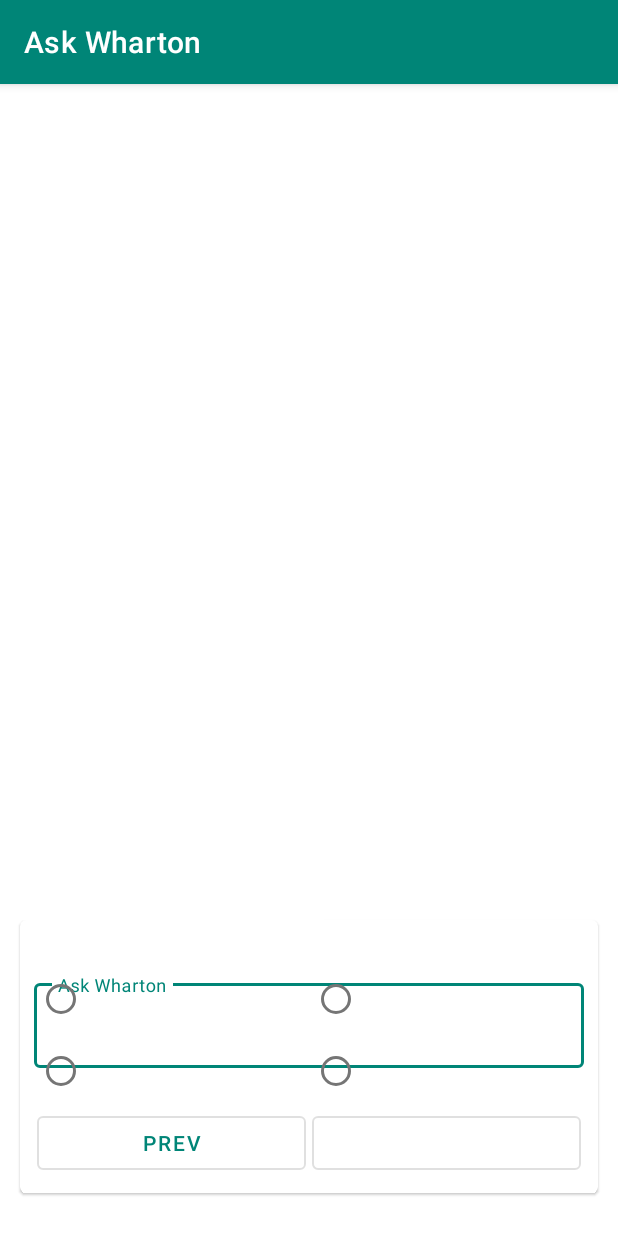
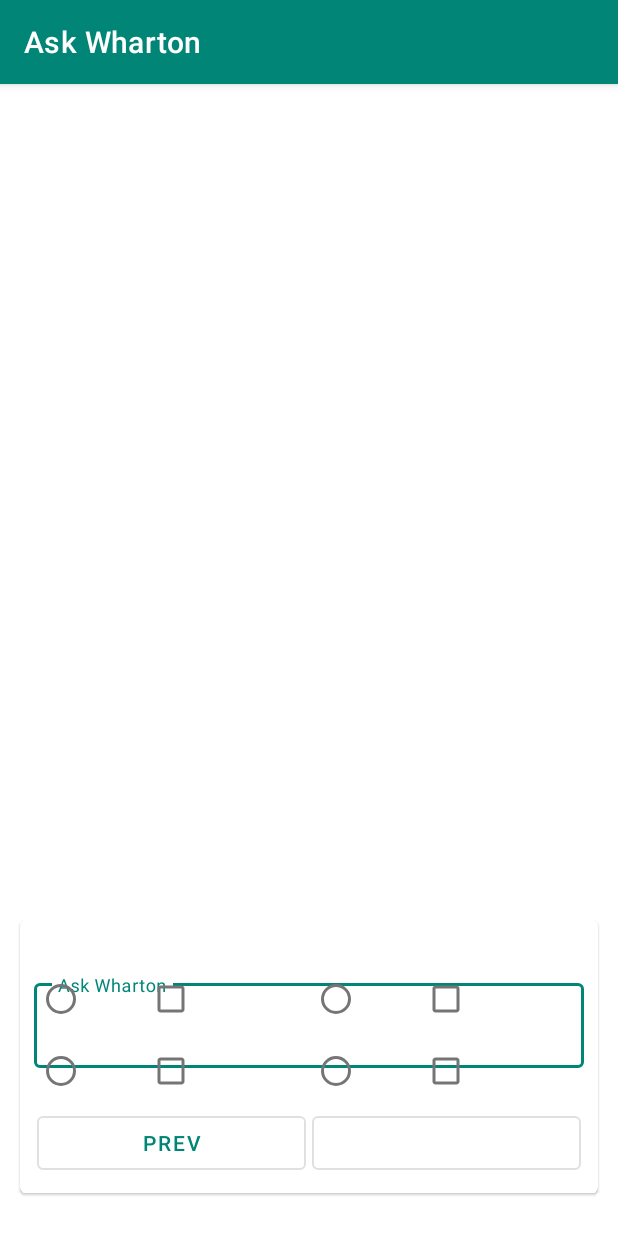
Before and after one commit to theapache64/ask-wharton, an Android app: the fragment QuestionFragment shown on its own in the app's theme, on a phone screen of 412 x 824 dp. Run offline under Robolectric (Android 15) with nearby library versions, the phone set to English and light mode, and no system bars; our stand-ins replace data binding; pictures from the network do not load; 1 statement that could not run was skipped.

Commit message:
:star: new(question-fragment) : Added checkbox question management

```diff
--- a/qpool/src/main/res/layout/fragment_question.xml
+++ b/qpool/src/main/res/layout/fragment_question.xml
@@ -10,6 +10,8 @@
         <import type="com.theah64.qpool.models.questions.FactualQuestion" />
 
         <import type="com.theah64.qpool.models.questions.RadioQuestion" />
+
+        <import type="com.theah64.qpool.models.questions.CheckBoxQuestion" />
 
         <variable
             name="viewModel"
@@ -68,7 +70,7 @@
                     android:layout_width="wrap_content"
                     android:layout_height="wrap_content"
                     app:barrierDirection="bottom"
-                    app:constraint_referenced_ids="til_input,radioGroup"
+                    app:constraint_referenced_ids="til_input,radioGroup,mcb_option_2,mcb_option_4,mcb_option_1,mcb_option_3"
                     tools:layout_editor_absoluteX="10dp"
                     tools:layout_editor_absoluteY="144dp" />
 
@@ -162,58 +164,59 @@
 
                 </com.theah64.qpool.utils.NestedRadioGroup>
 
+
                 <!--Checkbox input-->
                 <!--Option 1-->
-               <!-- <com.google.android.material.checkbox.MaterialCheckBox
+                <com.google.android.material.checkbox.MaterialCheckBox
                     android:id="@+id/mcb_option_1"
                     android:layout_width="0dp"
                     android:layout_height="wrap_content"
                     android:layout_marginStart="2dp"
                     android:layout_marginEnd="2dp"
-                    android:text="@{viewModel.radioQuestion.option1}"
+                    android:text="@{viewModel.checkBoxQuestion.option1}"
                     app:layout_constraintEnd_toStartOf="@id/mcb_option_2"
                     app:layout_constraintStart_toStartOf="parent"
-                    app:layout_constraintTop_toTopOf="parent"
+                    app:layout_constraintTop_toBottomOf="@id/tv_question"
                     tools:text="@tools:sample/lorem" />
 
-                &lt;!&ndash;Option 2&ndash;&gt;
+                <!--Option 2-->
                 <com.google.android.material.checkbox.MaterialCheckBox
                     android:id="@+id/mcb_option_2"
                     android:layout_width="0dp"
                     android:layout_height="wrap_content"
                     android:layout_marginStart="2dp"
                     android:layout_marginEnd="2dp"
-                    android:text="@{viewModel.radioQuestion.option2}"
+                    android:text="@{viewModel.checkBoxQuestion.option2}"
                     app:layout_constraintEnd_toEndOf="parent"
                     app:layout_constraintStart_toEndOf="@id/mcb_option_1"
-                    app:layout_constraintTop_toTopOf="parent"
+                    app:layout_constraintTop_toBottomOf="@id/tv_question"
                     tools:text="@tools:sample/lorem" />
 
-                &lt;!&ndash;Option 3&ndash;&gt;
+                <!--Option 3-->
                 <com.google.android.material.checkbox.MaterialCheckBox
                     android:id="@+id/mcb_option_3"
                     android:layout_width="0dp"
                     android:layout_height="wrap_content"
                     android:layout_marginStart="2dp"
                     android:layout_marginEnd="2dp"
-                    android:text="@{viewModel.radioQuestion.option3}"
+                    android:text="@{viewModel.checkBoxQuestion.option3}"
                     app:layout_constraintEnd_toStartOf="@id/mcb_option_4"
                     app:layout_constraintStart_toStartOf="parent"
                     app:layout_constraintTop_toBottomOf="@id/mcb_option_1"
                     tools:text="@tools:sample/lorem" />
 
-                &lt;!&ndash;Option 4&ndash;&gt;
+                <!--Option 4-->
                 <com.google.android.material.checkbox.MaterialCheckBox
                     android:id="@+id/mcb_option_4"
                     android:layout_width="0dp"
                     android:layout_height="wrap_content"
                     android:layout_marginStart="2dp"
                     android:layout_marginEnd="2dp"
-                    android:text="@{viewModel.radioQuestion.option4}"
+                    android:text="@{viewModel.checkBoxQuestion.option4}"
                     app:layout_constraintEnd_toEndOf="parent"
                     app:layout_constraintStart_toEndOf="@id/mcb_option_3"
                     app:layout_constraintTop_toBottomOf="@id/mcb_option_2"
-                    tools:text="@tools:sample/lorem" />-->
+                    tools:text="@tools:sample/lorem" />
 
                 <!--Prev Button-->
                 <com.google.android.material.button.MaterialButton
@@ -230,6 +233,14 @@
                     app:layout_constraintEnd_toStartOf="@id/b_next"
                     app:layout_constraintStart_toStartOf="parent"
                     app:layout_constraintTop_toBottomOf="@id/barrier" />
+
+
+                <androidx.constraintlayout.widget.Group
+                    android:id="@+id/gCheckBoxes"
+                    android:layout_width="wrap_content"
+                    android:layout_height="wrap_content"
+                    android:visibility="@{viewModel.question instanceof CheckBoxQuestion ? View.VISIBLE : View.GONE}"
+                    app:constraint_referenced_ids="mcb_option_2,mcb_option_4,mcb_option_1,mcb_option_3" />
 
                 <!--Next-->
                 <com.google.android.material.button.MaterialButton
```
Also changed, not shown: qpool/src/main/java/com/theah64/qpool/models/questions/CheckBoxQuestion.kt (+8 -6 lines), qpool/src/main/java/com/theah64/qpool/ui/activities/qpool/fragments/QuestionFragment.kt (+26 -1 lines).
